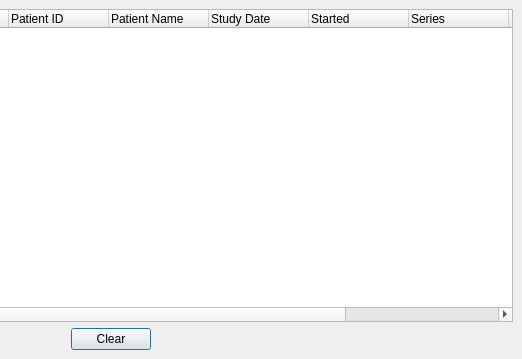
Above: starviewer/src/interface/qretrievescreenbase.ui from starviewer-medical/starviewer before the change; both pictures show x 301 to 823 and y 0 to 359 of the 823 by 359 pixel window. Below: the same form after it.
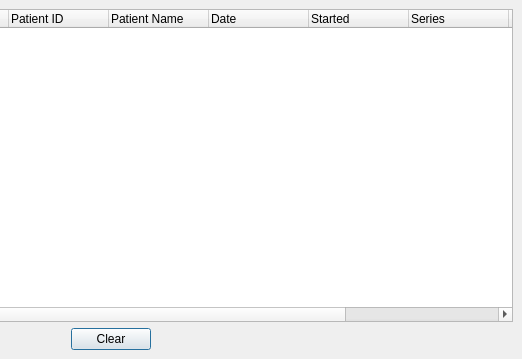
That is the form after the change.

```diff
--- a/starviewer/src/interface/qretrievescreenbase.ui
+++ b/starviewer/src/interface/qretrievescreenbase.ui
@@ -69,7 +69,7 @@
      </column>
      <column>
       <property name="text" >
-       <string>Study Date</string>
+       <string>Date</string>
       </property>
      </column>
      <column>
```
